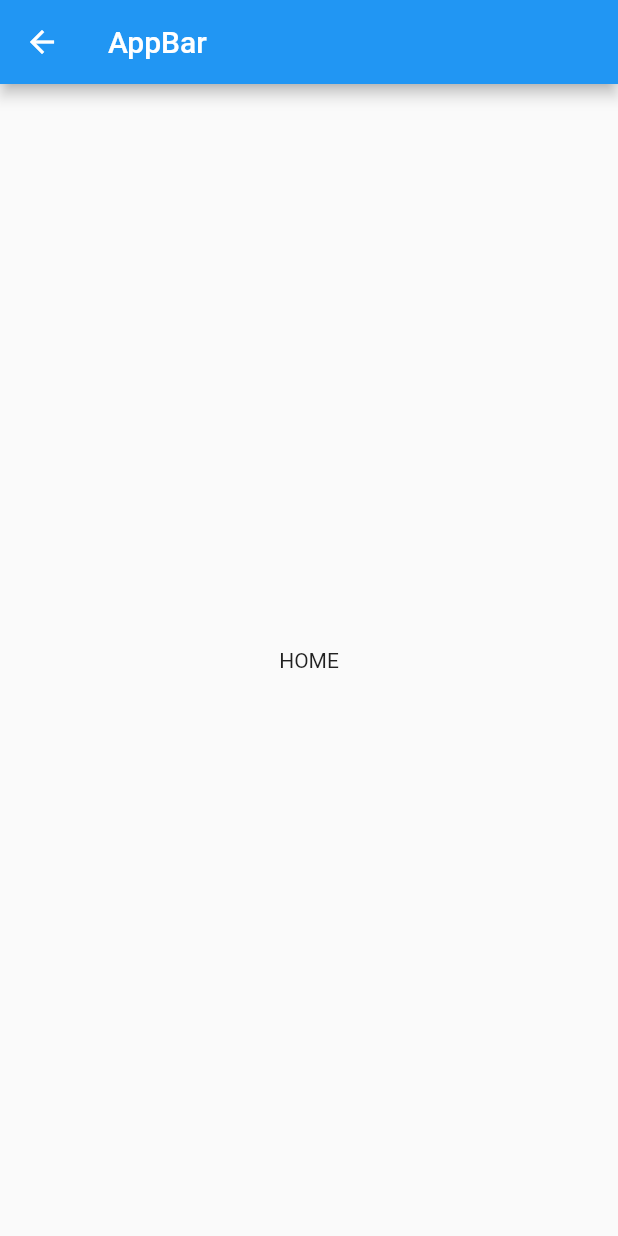
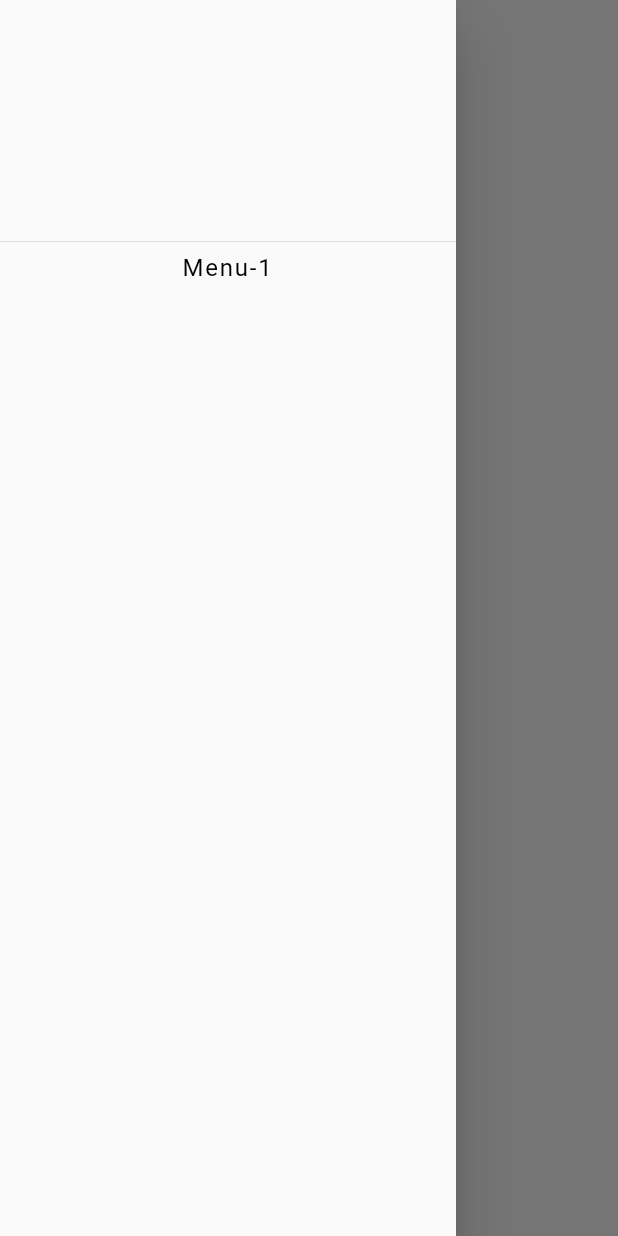
Before and after one commit to ibrahimmdumann/wallpaperApp, a Flutter app: the RouteManager screen opened directly, with the side drawer open (before the commit the screen has no drawer), on a phone screen of 412 x 824 dp. Run offline on Flutter 3.47's test engine with Material 2 defaults, Android fonts, the phone set to English and light mode, and no system bars; drawn by our look-alikes of auto_size_text; our stand-ins replace bloc, flutter_bloc; network calls fail.

Commit message:
uygulama çekirdek yapısı yeniden düzenlendi

```diff
--- /dev/null
+++ b/wallpaper/lib/core/app-bar.dart
@@ -0,0 +1,28 @@
+import 'package:flutter/material.dart';
+import 'package:wallpaper/shared/custom-widgets/custom-text.dart';
+
+class MyAppBar extends StatelessWidget with PreferredSizeWidget{
+  GlobalKey<ScaffoldState> scaffoldKey;
+  MyAppBar({this.scaffoldKey});
+  @override
+  Widget build(BuildContext context) {
+    return AppBar(
+      backgroundColor: Colors.white,
+      elevation: 0,
+      iconTheme: IconThemeData(
+        color: Colors.blueGrey
+      ),
+      centerTitle: true,
+      leading: Container(),
+      title: IconButton(
+        icon: Icon(Icons.spa_outlined),
+        onPressed: (){
+          scaffoldKey.currentState.openDrawer();
+        },
+      )
+    );
+  }
+
+  @override
+  Size get preferredSize => Size.fromHeight(50);
+}
--- /dev/null
+++ b/wallpaper/lib/core/drawer.dart
@@ -0,0 +1,20 @@
+import 'package:flutter/material.dart';
+import 'package:wallpaper/shared/custom-widgets/custom-text.dart';
+
+class MyDrawer extends StatelessWidget {
+  @override
+  Widget build(BuildContext context) {
+    return Drawer(
+      child: Column(
+        children: [
+          DrawerHeader(
+            child: Container(),
+          ),
+          CustomText(
+            text: 'Menu-1',
+          )
+        ],
+      ),
+    );
+  }
+}
--- a/wallpaper/lib/pages/route-manager.dart
+++ b/wallpaper/lib/pages/route-manager.dart
@@ -1,17 +1,21 @@
 import 'package:flutter/material.dart';
 import 'package:flutter_bloc/flutter_bloc.dart';
+import 'package:wallpaper/core/app-bar.dart';
+import 'package:wallpaper/core/drawer.dart';
 import 'package:wallpaper/pages/route-bloc.dart';
 
 class RouteManager extends StatelessWidget {
+  final GlobalKey<ScaffoldState> _scaffoldKey = new GlobalKey();
+
   @override
   Widget build(BuildContext context) {
     return Scaffold(
-      appBar: AppBar(
-        title: Text('AppBar'),
-      ),
+      key: _scaffoldKey,
+      backgroundColor: Colors.white,
+      appBar: MyAppBar(scaffoldKey: _scaffoldKey,),
+      drawer: MyDrawer(),
       body: BlocBuilder<RouteBloc, Widget>(
         builder: (context, widget){
-          print(widget);
           return widget;
         },
       ),
--- /dev/null
+++ b/wallpaper/lib/shared/custom-widgets/custom-text.dart
@@ -0,0 +1,47 @@
+import 'package:auto_size_text/auto_size_text.dart';
+import 'package:flutter/material.dart';
+
+class CustomText extends StatelessWidget {
+  String text;
+  int maxLines;
+  double fontSize;
+  double minFontSize;
+  double maxFontSize;
+  double letterSpacing;
+  double wordSpacing;
+  TextOverflow textOverFlow;
+  Color color;
+  TextAlign textAlign;
+  FontWeight fontWeight;
+  CustomText({
+    this.text,
+    this.maxLines,
+    this.fontSize,
+    this.minFontSize,
+    this.maxFontSize,
+    this.textOverFlow,
+    this.color,
+    this.textAlign,
+    this.fontWeight,
+    this.letterSpacing,
+    this.wordSpacing
+  });
+  @override
+  Widget build(BuildContext context) {
+    return AutoSizeText(
+      '${text??''}',
+      style: TextStyle(
+        fontSize: fontSize??16,
+        color: color??Colors.black,
+        fontWeight: fontWeight??FontWeight.normal,
+        letterSpacing: letterSpacing??1.2,
+        wordSpacing: wordSpacing??5
+      ),
+      textAlign: textAlign??TextAlign.center,
+      maxLines: maxLines??1,
+      maxFontSize: maxFontSize??30,
+      minFontSize: minFontSize??11,
+      overflow: textOverFlow??TextOverflow.ellipsis
+    );
+  }
+}
--- a/wallpaper/pubspec.yaml
+++ b/wallpaper/pubspec.yaml
@@ -30,6 +30,9 @@ dependencies:
   cupertino_icons: ^1.0.0
   flutter_bloc: ^6.0.5
   http: any
+  auto_size_text: ^2.1.0
+  flutter_screenutil: ^2.3.1
+  flutter_staggered_grid_view: ^0.3.2
 
 dev_dependencies:
   flutter_test:
```
Also changed, not shown: wallpaper/pubspec.lock, 1 other file.
